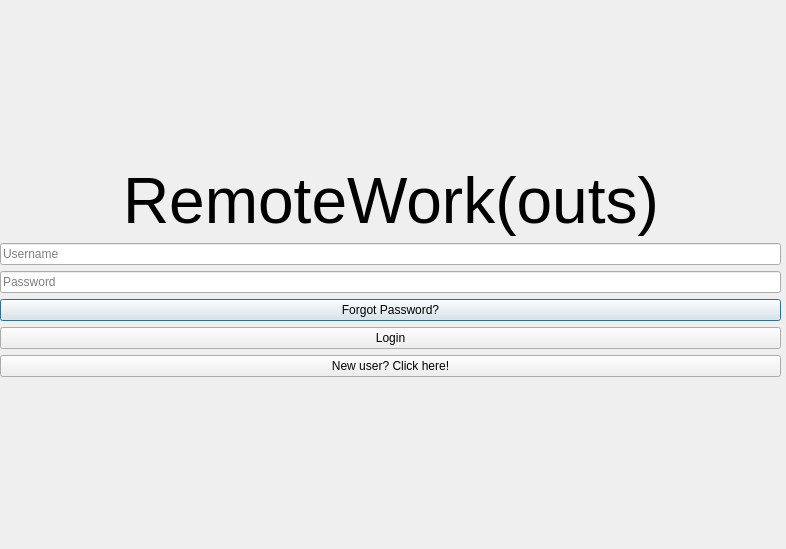
First picture: the form in loginwindow.ui, repository Nicholas-LeBoeuf/RemoteWorkouts, before the edit.
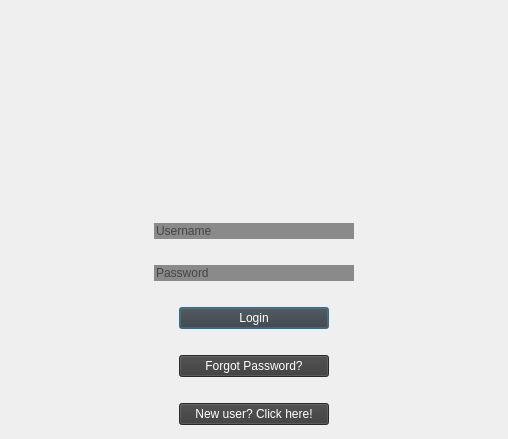
Second picture: the form after the edit. Icons and pictures are not drawn.

Commit message: Login window UI design is complete. Added backgrounds to forgot password and new user.

Diff of the .ui file:
```diff
--- a/loginwindow.ui
+++ b/loginwindow.ui
@@ -6,87 +6,125 @@
    <rect>
     <x>0</x>
     <y>0</y>
-    <width>786</width>
-    <height>549</height>
+    <width>508</width>
+    <height>439</height>
    </rect>
   </property>
   <property name="windowTitle">
    <string>Dialog</string>
   </property>
-  <widget class="QWidget" name="verticalLayoutWidget">
-   <property name="geometry">
-    <rect>
-     <x>0</x>
-     <y>0</y>
-     <width>781</width>
-     <height>541</height>
-    </rect>
+  <property name="windowIcon">
+   <iconset resource="resources.qrc">
+    <normaloff>:/images/RWLogo.png</normaloff>:/images/RWLogo.png</iconset>
+  </property>
+  <property name="layoutDirection">
+   <enum>Qt::LeftToRight</enum>
+  </property>
+  <property name="styleSheet">
+   <string notr="true">QDialog {border-image: url(:/images/background.jpg)}
+QLabel { background: transparent; }
+</string>
    </property>
    <layout class="QVBoxLayout" name="verticalLayout_2">
     <item>
-     <spacer name="verticalSpacer_3">
-      <property name="orientation">
-       <enum>Qt::Vertical</enum>
-      </property>
-      <property name="sizeHint" stdset="0">
-       <size>
-        <width>20</width>
-        <height>40</height>
-       </size>
-      </property>
-     </spacer>
-    </item>
-    <item>
-     <layout class="QHBoxLayout" name="horizontalLayout_3">
-      <item>
-       <spacer name="horizontalSpacer_3">
-        <property name="orientation">
-         <enum>Qt::Horizontal</enum>
-        </property>
-        <property name="sizeHint" stdset="0">
-         <size>
-          <width>40</width>
-          <height>20</height>
-         </size>
-        </property>
-       </spacer>
-      </item>
-      <item>
        <widget class="QLabel" name="label_2">
         <property name="font">
          <font>
+       <family>Segoe UI</family>
           <pointsize>48</pointsize>
-         </font>
-        </property>
+       <weight>50</weight>
+       <italic>false</italic>
+       <bold>false</bold>
+       <underline>false</underline>
+       <strikeout>false</strikeout>
+       <kerning>true</kerning>
+      </font>
+     </property>
+     <property name="cursor">
+      <cursorShape>ArrowCursor</cursorShape>
+     </property>
+     <property name="styleSheet">
+      <string notr="true"/>
+     </property>
         <property name="text">
-         <string>RemoteWork(outs)</string>
+      <string/>
+     </property>
+     <property name="pixmap">
+      <pixmap resource="resources.qrc">:/images/RWLogo.png</pixmap>
+     </property>
+     <property name="alignment">
+      <set>Qt::AlignCenter</set>
         </property>
        </widget>
       </item>
       <item>
-       <spacer name="horizontalSpacer_4">
-        <property name="orientation">
-         <enum>Qt::Horizontal</enum>
-        </property>
-        <property name="sizeHint" stdset="0">
-         <size>
-          <width>40</width>
-          <height>20</height>
-         </size>
-        </property>
-       </spacer>
-      </item>
-     </layout>
-    </item>
-    <item>
+    <layout class="QVBoxLayout" name="verticalLayout">
+     <item alignment="Qt::AlignHCenter">
      <widget class="QLineEdit" name="username">
+       <property name="minimumSize">
+        <size>
+         <width>200</width>
+         <height>0</height>
+        </size>
+       </property>
+       <property name="cursor">
+        <cursorShape>IBeamCursor</cursorShape>
+       </property>
+       <property name="layoutDirection">
+        <enum>Qt::LeftToRight</enum>
+       </property>
+       <property name="autoFillBackground">
+        <bool>false</bool>
+       </property>
+       <property name="styleSheet">
+        <string notr="true">QLineEdit{color:black; background-color:rgb(138, 138, 138); border:rgb(138, 138, 138);}
+</string>
+       </property>
+       <property name="maxLength">
+        <number>32767</number>
+       </property>
+       <property name="frame">
+        <bool>true</bool>
+       </property>
+       <property name="alignment">
+        <set>Qt::AlignLeading|Qt::AlignLeft|Qt::AlignVCenter</set>
+       </property>
+       <property name="dragEnabled">
+        <bool>false</bool>
+       </property>
       <property name="placeholderText">
        <string>Username</string>
       </property>
+       <property name="clearButtonEnabled">
+        <bool>true</bool>
+       </property>
      </widget>
     </item>
     <item>
+      <spacer name="horizontalSpacer_4">
+       <property name="orientation">
+        <enum>Qt::Horizontal</enum>
+       </property>
+       <property name="sizeHint" stdset="0">
+        <size>
+         <width>40</width>
+         <height>20</height>
+        </size>
+       </property>
+      </spacer>
+     </item>
+     <item alignment="Qt::AlignHCenter">
      <widget class="QLineEdit" name="password">
+       <property name="minimumSize">
+        <size>
+         <width>200</width>
+         <height>0</height>
+        </size>
+       </property>
+       <property name="styleSheet">
+        <string notr="true">QLineEdit{color:black; background-color:rgb(138, 138, 138); border: rgb(138, 138, 138)}
+</string>
+       </property>
       <property name="inputMask">
        <string/>
       </property>
@@ -100,47 +138,136 @@
        <string>Password</string>
       </property>
       <property name="clearButtonEnabled">
-       <bool>false</bool>
+        <bool>true</bool>
       </property>
      </widget>
     </item>
     <item>
-     <widget class="QPushButton" name="forgotPassword">
-      <property name="text">
-       <string>Forgot Password?</string>
-      </property>
-     </widget>
-    </item>
-    <item>
+      <spacer name="horizontalSpacer_2">
+       <property name="orientation">
+        <enum>Qt::Horizontal</enum>
+       </property>
+       <property name="sizeHint" stdset="0">
+        <size>
+         <width>40</width>
+         <height>20</height>
+        </size>
+       </property>
+      </spacer>
+     </item>
+     <item alignment="Qt::AlignHCenter">
      <widget class="QPushButton" name="login">
+       <property name="sizePolicy">
+        <sizepolicy hsizetype="Fixed" vsizetype="Fixed">
+         <horstretch>0</horstretch>
+         <verstretch>0</verstretch>
+        </sizepolicy>
+       </property>
+       <property name="minimumSize">
+        <size>
+         <width>150</width>
+         <height>0</height>
+        </size>
+       </property>
+       <property name="cursor">
+        <cursorShape>PointingHandCursor</cursorShape>
+       </property>
+       <property name="layoutDirection">
+        <enum>Qt::LeftToRight</enum>
+       </property>
+       <property name="styleSheet">
+        <string notr="true">QPushButton {color: white; background-color: rgb(58, 58, 58)}</string>
+       </property>
       <property name="text">
        <string>Login</string>
       </property>
      </widget>
     </item>
     <item>
+      <spacer name="horizontalSpacer">
+       <property name="orientation">
+        <enum>Qt::Horizontal</enum>
+       </property>
+       <property name="sizeHint" stdset="0">
+        <size>
+         <width>40</width>
+         <height>20</height>
+        </size>
+       </property>
+      </spacer>
+     </item>
+     <item alignment="Qt::AlignHCenter">
+      <widget class="QPushButton" name="forgotPassword">
+       <property name="sizePolicy">
+        <sizepolicy hsizetype="Fixed" vsizetype="Fixed">
+         <horstretch>0</horstretch>
+         <verstretch>0</verstretch>
+        </sizepolicy>
+       </property>
+       <property name="minimumSize">
+        <size>
+         <width>150</width>
+         <height>0</height>
+        </size>
+       </property>
+       <property name="cursor">
+        <cursorShape>PointingHandCursor</cursorShape>
+       </property>
+       <property name="layoutDirection">
+        <enum>Qt::LeftToRight</enum>
+       </property>
+       <property name="styleSheet">
+        <string notr="true">QPushButton {color: white; background-color: rgb(58, 58, 58)}</string>
+       </property>
+       <property name="text">
+        <string>Forgot Password?</string>
+       </property>
+      </widget>
+     </item>
+     <item>
+      <spacer name="horizontalSpacer_3">
+       <property name="orientation">
+        <enum>Qt::Horizontal</enum>
+       </property>
+       <property name="sizeHint" stdset="0">
+        <size>
+         <width>40</width>
+         <height>20</height>
+        </size>
+       </property>
+      </spacer>
+     </item>
+     <item alignment="Qt::AlignHCenter">
      <widget class="QPushButton" name="newuser">
+       <property name="sizePolicy">
+        <sizepolicy hsizetype="Fixed" vsizetype="Fixed">
+         <horstretch>0</horstretch>
+         <verstretch>0</verstretch>
+        </sizepolicy>
+       </property>
+       <property name="minimumSize">
+        <size>
+         <width>150</width>
+         <height>0</height>
+        </size>
+       </property>
+       <property name="cursor">
+        <cursorShape>PointingHandCursor</cursorShape>
+       </property>
+       <property name="styleSheet">
+        <string notr="true">QPushButton {color: white; background-color: rgb(58, 58, 58)}</string>
+       </property>
       <property name="text">
        <string>New user? Click here!</string>
       </property>
      </widget>
     </item>
-    <item>
-     <spacer name="verticalSpacer_4">
-      <property name="orientation">
-       <enum>Qt::Vertical</enum>
-      </property>
-      <property name="sizeHint" stdset="0">
-       <size>
-        <width>20</width>
-        <height>40</height>
-       </size>
-      </property>
-     </spacer>
+    </layout>
     </item>
    </layout>
   </widget>
- </widget>
- <resources/>
+ <resources>
+  <include location="resources.qrc"/>
+ </resources>
  <connections/>
 </ui>
```
Lines whose indentation alone changed are shown as unchanged. The commit also changes 6 other files.
